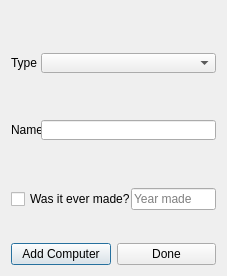
First picture: the form in VL1-project/addcomputerwindow.ui, repository birkirk/vln1-35, before the edit.
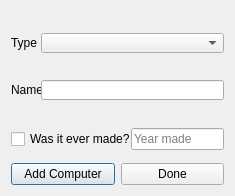
Second picture: the form after the edit.

Patch:
```diff
--- a/VL1-project/addcomputerwindow.ui
+++ b/VL1-project/addcomputerwindow.ui
@@ -6,8 +6,8 @@
    <rect>
     <x>0</x>
     <y>0</y>
-    <width>227</width>
-    <height>276</height>
+    <width>235</width>
+    <height>196</height>
    </rect>
   </property>
   <property name="windowTitle">
```
